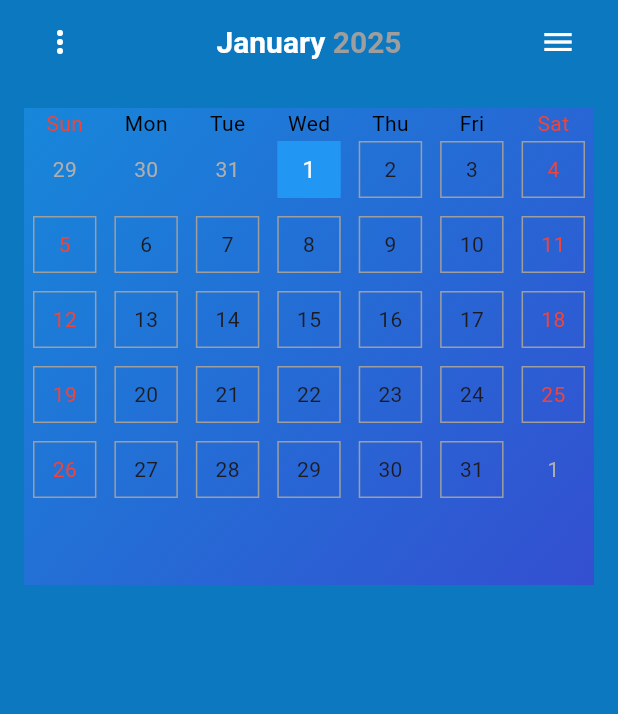
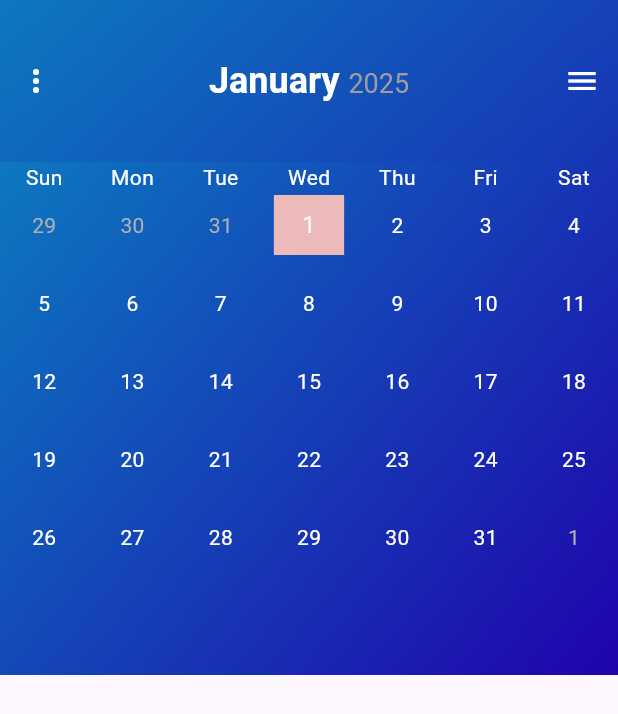
Before and after one commit to jagat58/calender, a Flutter app: the screen it shows after launch, on a phone screen of 412 x 824 dp. Shown: the top 714 px of the screen. Run offline on Flutter 3.47's test engine with Material 3 defaults, Android fonts, the phone set to English and light mode, and no system bars; drawn by our look-alikes of table_calendar.

Commit message:
first ui of the calender

```diff
--- a/lib/controllers/calendar_controller.dart
+++ b/lib/controllers/calendar_controller.dart
@@ -1,14 +1,14 @@
-import '../models/calendar_models.dart';
+// import '../models/calendar_models.dart';
 
-class CalendarController {
-  final List<String> months = [
-    'January', 'February', 'March', 'April', 'May', 'June',
-    'July', 'August', 'September', 'October', 'November', 'December'
-  ];
+// class CalendarController {
+//   final List<String> months = [
+//     'January', 'February', 'March', 'April', 'May', 'June',
+//     'July', 'August', 'September', 'October', 'November', 'December'
+//   ];
 
-  CalendarModel getMonthData(int month, int year) {
-    final daysInMonth = DateTime(year, month + 1, 0).day;
-    final days = CalendarModel.generateMonthDays(daysInMonth);
-    return CalendarModel(year, months[month - 1], days , DateTime(year, month, 1));
-  }
-}
+//   CalendarModel getMonthData(int month, int year) {
+//     final daysInMonth = DateTime(year, month + 1, 0).day;
+//     final days = CalendarModel.generateMonthDays(daysInMonth);
+//     return CalendarModel(year, months[month - 1], days , DateTime(year, month, 1));
+//   }
+// }
--- a/lib/models/calendar_models.dart
+++ b/lib/models/calendar_models.dart
@@ -1,36 +1,8 @@
-class CalendarModel {
-  final int year;
-  final String month;
-  final List<List<int?>> days;
-  final DateTime date;
 
-  CalendarModel(this.year, this.month, this.days, this.date);
-
-  static List<List<int?>> generateMonthDays(int daysInMonth) {
-    List<List<int?>> weeks = [];
-    List<int?> currentWeek = [];
-    for (int i = 1; i <= daysInMonth; i++) {
-      currentWeek.add(i);
-      if (currentWeek.length == 7 || i == daysInMonth) {
-        weeks.add(currentWeek);
-        currentWeek = [];
-      }
-    }
-    return weeks;
+  String getMonthName(int monthNumber) {
+    const List<String> monthNames = [
+      'January', 'February', 'March', 'April', 'May', 'June',
+      'July', 'August', 'September', 'October', 'November', 'December'
+    ];
+    return monthNames[monthNumber - 1];
   }
-
-CalendarModel copyWith({
-  int? year,
-  String? month,
-  List<List<int?>>? days,
-  DateTime? date,
-}) {
-  return CalendarModel(
-    year ?? this.year,
-    month ?? this.month,
-    days ?? this.days,
-    date ?? this.date,
-  );
-}
-
-}
--- a/lib/views/calender_views.dart
+++ b/lib/views/calender_views.dart
@@ -1,101 +1,38 @@
-// import 'package:flutter/material.dart';
-// import '../controllers/calendar_controller.dart';
-// import '../models/calendar_models.dart';
-// import 'month_widget.dart';
+import 'package:calender/views/month_widget.dart';
+import 'package:flutter/material.dart';
 
-// class CalendarView extends StatefulWidget {
-//   const CalendarView({super.key});
+import '../models/calendar_models.dart';
 
-//   @override
-//   State<CalendarView> createState() => _CalendarViewState();
-// }
-
-// class _CalendarViewState extends State<CalendarView> {
-//   final CalendarController controller = CalendarController();
-//   int selectedMonth = DateTime.now().month;
-//   int currentYear = DateTime.now().year;
-
-//   @override
-//   Widget build(BuildContext context) {
-//     final CalendarModel monthData = controller.getMonthData(selectedMonth, currentYear);
-
-//     return Scaffold(
-//       backgroundColor: const Color.fromARGB(255, 12, 120, 192),
-//       appBar: AppBar(
-//         backgroundColor: const Color.fromARGB(255, 12, 120, 192),
-//         title: Row(
-//           mainAxisAlignment: MainAxisAlignment.spaceBetween,
-//           children: [
-//         IconButton(
-//           icon: const Icon(Icons.more_vert , color: Colors.white),
-//           onPressed: () {
-//           }
-//         ),
-//         RichText(
-//           text: TextSpan(
-//             children: [
-//           TextSpan(
-//             text: '${monthData.month} ',
-//             style: const TextStyle(fontSize: 20, fontWeight: FontWeight.bold, color: Colors.white),
-//           ),
-//           TextSpan(
-//             text: '${monthData.year}',
-//             style: const TextStyle(fontSize: 20, fontWeight: FontWeight.bold, color: Colors.grey),
-//           ),
-//             ],
-//           ),
-//         ),
-//         Row(
-//           children: [
-//             IconButton(
-//               icon: const Icon(Icons.menu, color: Colors.white),
-//               onPressed: () {
-//               },
-//             ),
-
-//           ],
-//         ),
-//           ],
-//         ),
-//         centerTitle: true,
-//       ),
-//       body: Column(
-//         children: [
-//           Container(
-//             height: 320,
-//             child: MonthWidget(monthData: monthData)),
-
-//         ],
-//       ),
-//     );
-//   }
-// }
-
-
-import 'package:flutter/material.dart';
-import 'package:provider/provider.dart';
-
-import '../controllers/calendar_controller.dart';
-import '../controllers/calender_provider.dart';
-import 'month_slider.dart';
-
-class CalendarView extends StatelessWidget {
+class CalendarView extends StatefulWidget {
   const CalendarView({super.key});
 
   @override
+  _CalendarViewState createState() => _CalendarViewState();
+}
+
+class _CalendarViewState extends State<CalendarView> {
+  DateTime _focusedDay = DateTime.now();
+
+  @override
   Widget build(BuildContext context) {
-    final calendarProvider = Provider.of<CalendarProvider>(context);
-    final controller = CalendarController();
-    final monthData = controller.getMonthData(
-      calendarProvider.currentDate.month,
-      calendarProvider.currentDate.year,
-    );
+    final String month = getMonthName(_focusedDay.month);
+    final String year = '${_focusedDay.year}';
 
     return Scaffold(
-      backgroundColor: const Color.fromARGB(255, 12, 120, 192),
-      appBar: AppBar(
-        backgroundColor: const Color.fromARGB(255, 12, 120, 192),
-        title: Row(
+      body: Container(
+        height: 450,
+        decoration: const BoxDecoration(
+          gradient: LinearGradient(
+            colors: [Color(0xFF0C78C0), Color(0xFF1F03AC)],
+            begin: Alignment.topLeft,
+            end: Alignment.bottomRight,
+          ),
+        ),
+        child: Column(
+          children: [
+            Padding(
+              padding: const EdgeInsets.only(top: 30.0),
+              child: Row(
                 mainAxisAlignment: MainAxisAlignment.spaceBetween,
                 children: [
                   IconButton(
@@ -103,41 +40,50 @@ class CalendarView extends StatelessWidget {
                     onPressed: () {},
                   ),
                   RichText(
+                    textAlign: TextAlign.center,
                     text: TextSpan(
                       children: [
                         TextSpan(
-                    text: '${monthData.month} ',
-                    style: const TextStyle(fontSize: 20, fontWeight: FontWeight.bold, color: Colors.white),
+                          text: '$month ',
+                          style: const TextStyle(
+                            fontSize: 24,
+                            fontWeight: FontWeight.bold,
+                            color: Colors.white,
+                          ),
                         ),
                         TextSpan(
-                    text: '${monthData.year}',
-                    style: const TextStyle(fontSize: 20, fontWeight: FontWeight.bold, color: Colors.grey),
+                          text: year,
+                          style: const TextStyle(
+                            fontSize: 18,
+                            fontWeight: FontWeight.w400,
+                            color: Colors.grey,
+                          ),
                         ),
                       ],
                     ),
                   ),
-            Row(
-              children: [
                   IconButton(
                     icon: const Icon(Icons.menu, color: Colors.white),
                     onPressed: () {},
                   ),
                 ],
               ),
-          ],
             ),
-        centerTitle: true,
+            SizedBox(height: 30),
+            Expanded(
+              child: MonthWidget(
+                focusedDay: _focusedDay,
+                onPageChanged: (focusedDay) {
+                  setState(() {
+                    _focusedDay = focusedDay;
+                  });
+                },
               ),
-      body: Container(
-        height: 350,
-        child: Column(
-          children: [
-            Expanded(
-          child: MonthSlider(monthData: monthData),
             ),
           ],
         ),
       ),
     );
   }
+
 }
--- a/lib/views/month_slider.dart
+++ b/lib/views/month_slider.dart
@@ -1,42 +1,42 @@
-import 'package:flutter/material.dart';
-import 'package:provider/provider.dart';
+// import 'package:flutter/material.dart';
+// import 'package:provider/provider.dart';
 
-import '../controllers/calender_provider.dart';
-import '../models/calendar_models.dart';
-import 'month_widget.dart';
+// import '../controllers/calender_provider.dart';
+// import '../models/calendar_models.dart';
+// import 'month_widget.dart';
 
-class MonthSlider extends StatelessWidget {
-  final CalendarModel monthData;
+// class MonthSlider extends StatelessWidget {
+//   final CalendarModel monthData;
 
-  const MonthSlider({super.key, required this.monthData});
+//   const MonthSlider({super.key, required this.monthData});
 
-  @override
-  Widget build(BuildContext context) {
-    final calendarProvider = Provider.of<CalendarProvider>(context);
+//   @override
+//   Widget build(BuildContext context) {
+//     final calendarProvider = Provider.of<CalendarProvider>(context);
 
-    return PageView.builder(
-      controller: PageController(initialPage: 0),
-      onPageChanged: (index) {
-        final currentMonth = calendarProvider.currentDate.month;
-        final currentYear = calendarProvider.currentDate.year;
-        final newDate = DateTime(
-          currentYear,
-          currentMonth + index,
-        );
-        calendarProvider.updateMonth(newDate);
-      },
-      itemBuilder: (context, index) {
-        final currentMonth = calendarProvider.currentDate.month;
-        final currentYear = calendarProvider.currentDate.year;
+//     return PageView.builder(
+//       controller: PageController(initialPage: 0),
+//       onPageChanged: (index) {
+//         final currentMonth = calendarProvider.currentDate.month;
+//         final currentYear = calendarProvider.currentDate.year;
+//         final newDate = DateTime(
+//           currentYear,
+//           currentMonth + index,
+//         );
+//         calendarProvider.updateMonth(newDate);
+//       },
+//       itemBuilder: (context, index) {
+//         final currentMonth = calendarProvider.currentDate.month;
+//         final currentYear = calendarProvider.currentDate.year;
 
-        final newDate = DateTime(
-          currentYear,
-          currentMonth + index,
-          1,
-        );
+//         final newDate = DateTime(
+//           currentYear,
+//           currentMonth + index,
+//           1,
+//         );
 
-        return MonthWidget(monthData: monthData.copyWith(date: newDate));
-      },
-    );
-  }
-}
+//         return MonthWidget();
+//       },
+//     );
+//   }
+// }
--- a/lib/views/month_widget.dart
+++ b/lib/views/month_widget.dart
@@ -2,12 +2,11 @@
 import 'package:flutter/material.dart';
 import 'package:table_calendar/table_calendar.dart';
 
-import '../models/calendar_models.dart';
+class MonthWidget extends StatefulWidget {
+  final DateTime focusedDay;
+  final Function(DateTime) onPageChanged;
 
-class MonthWidget extends StatefulWidget {
-  final CalendarModel monthData;
-
-  const MonthWidget({super.key, required this.monthData});
+  const MonthWidget({super.key, required this.focusedDay, required this.onPageChanged});
 
   @override
   _MonthWidgetState createState() => _MonthWidgetState();
@@ -18,65 +17,70 @@ class _MonthWidgetState extends State<MonthWidget> {
 
   @override
   Widget build(BuildContext context) {
-    return Padding(
-      padding: const EdgeInsets.all(16.0),
-      child: Container(
-
-        decoration: BoxDecoration(
+    return Container(
+      decoration: const BoxDecoration(
         gradient: LinearGradient(
-            colors: [Colors.blue.withOpacity(0.5), const Color.fromARGB(255, 91, 38, 225).withOpacity(0.5)],
+          colors: [Color(0xFF0C78C0), Color(0xFF1F03AC)],
           begin: Alignment.topLeft,
           end: Alignment.bottomRight,
         ),
       ),
-        child: Column(
-          children: [
-            Expanded(
       child: TableCalendar(
-                rowHeight: 50,
-                firstDay: DateTime.utc(2020, 1, 1),
+        firstDay: DateTime.utc(2010, 1, 1),
         lastDay: DateTime.utc(2030, 12, 31),
-                focusedDay: widget.monthData.date,
+        focusedDay: widget.focusedDay,
         calendarFormat: CalendarFormat.month,
-                availableGestures: AvailableGestures.none,
         headerVisible: false,
+        availableGestures: AvailableGestures.horizontalSwipe,
+        daysOfWeekStyle: const DaysOfWeekStyle(
+          weekdayStyle: TextStyle(color: Colors.white),
+          weekendStyle: TextStyle(color: Colors.white),
+        ),
+        calendarStyle: CalendarStyle(
+          todayDecoration: const BoxDecoration(
+            color: Color.fromARGB(255, 236, 186, 186),
+            shape: BoxShape.rectangle,
+          ),
+          selectedDecoration: const BoxDecoration(
+            color: Colors.orange,
+            shape: BoxShape.rectangle,
+          ),
+          defaultDecoration: BoxDecoration(
+            color: Colors.transparent,
+            shape: BoxShape.rectangle,
+          ),
+          weekendDecoration: BoxDecoration(
+            color: Colors.transparent,
+            shape: BoxShape.rectangle,
+          ),
+          defaultTextStyle: const TextStyle(color: Colors.white),
+          weekendTextStyle: const TextStyle(color: Colors.white),
+          withinRangeDecoration: BoxDecoration(
+            color: Colors.white,
+            shape: BoxShape.rectangle,
+          ),
+          withinRangeTextStyle: const TextStyle(color: Colors.black),
+          rangeHighlightColor: Colors.white.withOpacity(0.3),
+          rangeStartDecoration: BoxDecoration(
+            color: Colors.white.withOpacity(0.5),
+            shape: BoxShape.rectangle,
+          ),
+          rangeEndDecoration: BoxDecoration(
+            color: Colors.white.withOpacity(0.5),
+            shape: BoxShape.rectangle,
+          ),
+        ),
         selectedDayPredicate: (day) {
           return isSameDay(_selectedDay, day);
         },
-                daysOfWeekStyle: const DaysOfWeekStyle(
-                  weekendStyle: TextStyle(color: Colors.red),
-                  weekdayStyle: TextStyle(color: Colors.black),
-                ),
-                calendarStyle: CalendarStyle(
-                  todayDecoration: const BoxDecoration(
-                    color: Colors.blue,
-                    shape: BoxShape.rectangle,
-                  ),
-                  selectedDecoration: const BoxDecoration(
-                    color: Colors.green,
-                    shape: BoxShape.rectangle,
-                  ),
-                  defaultDecoration: BoxDecoration(
-                    border: Border.all(color: Colors.grey),
-                    shape: BoxShape.rectangle,
-                  ),
-                  weekendDecoration: BoxDecoration(
-                    border: Border.all(color: Colors.grey),
-                    shape: BoxShape.rectangle,
-                  ),
-                  weekendTextStyle: const TextStyle(color: Colors.red),
-                ),
         onDaySelected: (selectedDay, focusedDay) {
-                  if (selectedDay.weekday != DateTime.saturday) {
           setState(() {
             _selectedDay = selectedDay;
           });
-                  }
         },
-              ),
-            ),
-          ],
-        ),
+        onPageChanged: widget.onPageChanged,
+        rangeStartDay: widget.focusedDay.subtract(Duration(days: widget.focusedDay.weekday - 1)),
+        rangeEndDay: widget.focusedDay.add(Duration(days: DateTime.saturday - widget.focusedDay.weekday)),
       ),
     );
   }
```
Lines whose indentation alone changed are shown as unchanged.
